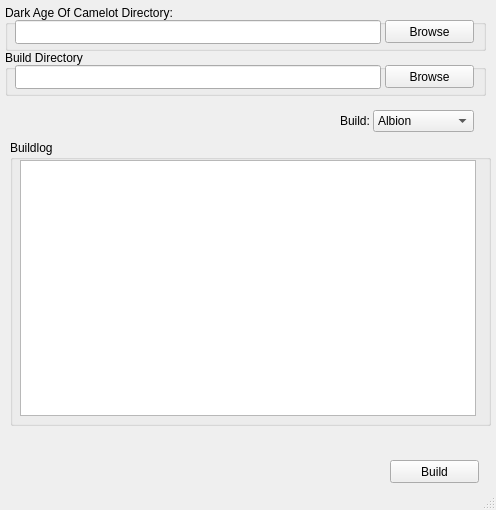
Old version of the form main_window.ui in the repository mharj/daoctocrysis.
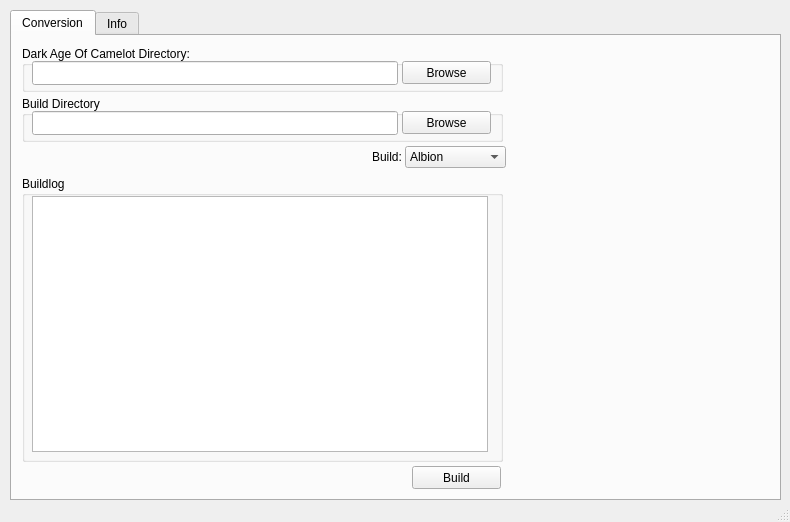
New version of the form.

What changed in the file:
```diff
--- a/main_window.ui
+++ b/main_window.ui
@@ -5,8 +5,8 @@
    <rect>
     <x>0</x>
     <y>0</y>
-    <width>496</width>
-    <height>510</height>
+    <width>790</width>
+    <height>522</height>
    </rect>
   </property>
   <property name="windowTitle" >
@@ -17,15 +17,39 @@
     <rect>
      <x>0</x>
      <y>0</y>
-     <width>496</width>
+     <width>790</width>
+     <height>503</height>
+    </rect>
+   </property>
+   <widget class="QTabWidget" name="tabView" >
+    <property name="geometry" >
+     <rect>
+      <x>10</x>
+      <y>10</y>
+      <width>771</width>
      <height>491</height>
     </rect>
    </property>
+    <property name="currentIndex" >
+     <number>0</number>
+    </property>
+    <widget class="QWidget" name="tab" >
+     <property name="geometry" >
+      <rect>
+       <x>0</x>
+       <y>0</y>
+       <width>767</width>
+       <height>467</height>
+      </rect>
+     </property>
+     <attribute name="title" >
+      <string>Conversion</string>
+     </attribute>
    <widget class="QGroupBox" name="groupBox" >
     <property name="geometry" >
      <rect>
-      <x>5</x>
-      <y>5</y>
+        <x>10</x>
+        <y>10</y>
       <width>481</width>
       <height>46</height>
      </rect>
@@ -60,8 +84,8 @@
    <widget class="QGroupBox" name="groupBox_2" >
     <property name="geometry" >
      <rect>
-      <x>5</x>
-      <y>50</y>
+        <x>10</x>
+        <y>60</y>
       <width>481</width>
       <height>46</height>
      </rect>
@@ -93,46 +117,23 @@
      </property>
     </widget>
    </widget>
-   <widget class="QPushButton" name="startbutton" >
+     <widget class="QLabel" name="label" >
     <property name="geometry" >
      <rect>
-      <x>390</x>
-      <y>460</y>
-      <width>89</width>
-      <height>23</height>
+        <x>360</x>
+        <y>110</y>
+        <width>31</width>
+        <height>21</height>
      </rect>
     </property>
     <property name="text" >
-     <string>Build</string>
-    </property>
-   </widget>
-   <widget class="QGroupBox" name="groupBox_3" >
-    <property name="geometry" >
-     <rect>
-      <x>10</x>
-      <y>140</y>
-      <width>481</width>
-      <height>286</height>
-     </rect>
-    </property>
-    <property name="title" >
-     <string>Buildlog</string>
-    </property>
-    <widget class="QTextEdit" name="logview" >
-     <property name="geometry" >
-      <rect>
-       <x>10</x>
-       <y>20</y>
-       <width>456</width>
-       <height>256</height>
-      </rect>
-     </property>
-    </widget>
-   </widget>
+       <string>Build:</string>
+      </property>
+     </widget>
    <widget class="QComboBox" name="map_select" >
     <property name="geometry" >
      <rect>
-      <x>373</x>
+        <x>393</x>
       <y>110</y>
       <width>101</width>
       <height>22</height>
@@ -169,26 +170,74 @@
      </property>
     </item>
    </widget>
-   <widget class="QLabel" name="label" >
+     <widget class="QGroupBox" name="groupBox_3" >
     <property name="geometry" >
      <rect>
-      <x>340</x>
-      <y>110</y>
-      <width>31</width>
-      <height>21</height>
+        <x>10</x>
+        <y>140</y>
+        <width>481</width>
+        <height>286</height>
+       </rect>
+      </property>
+      <property name="title" >
+       <string>Buildlog</string>
+      </property>
+      <widget class="QTextEdit" name="logview" >
+       <property name="geometry" >
+        <rect>
+         <x>10</x>
+         <y>20</y>
+         <width>456</width>
+         <height>256</height>
+        </rect>
+       </property>
+      </widget>
+     </widget>
+     <widget class="QPushButton" name="startbutton" >
+      <property name="geometry" >
+       <rect>
+        <x>400</x>
+        <y>430</y>
+        <width>89</width>
+        <height>23</height>
      </rect>
     </property>
     <property name="text" >
-     <string>Build:</string>
-    </property>
+       <string>Build</string>
+      </property>
+     </widget>
+    </widget>
+    <widget class="QWidget" name="tab_2" >
+     <property name="geometry" >
+      <rect>
+       <x>0</x>
+       <y>0</y>
+       <width>767</width>
+       <height>467</height>
+      </rect>
+     </property>
+     <attribute name="title" >
+      <string>Info</string>
+     </attribute>
+     <widget class="QTableWidget" name="table_list" >
+      <property name="geometry" >
+       <rect>
+        <x>10</x>
+        <y>10</y>
+        <width>751</width>
+        <height>451</height>
+       </rect>
+      </property>
+     </widget>
+    </widget>
    </widget>
   </widget>
   <widget class="QStatusBar" name="statusbar" >
    <property name="geometry" >
     <rect>
      <x>0</x>
-     <y>491</y>
-     <width>496</width>
+     <y>503</y>
+     <width>790</width>
      <height>19</height>
     </rect>
    </property>
```
Lines whose indentation alone changed are shown as unchanged.
